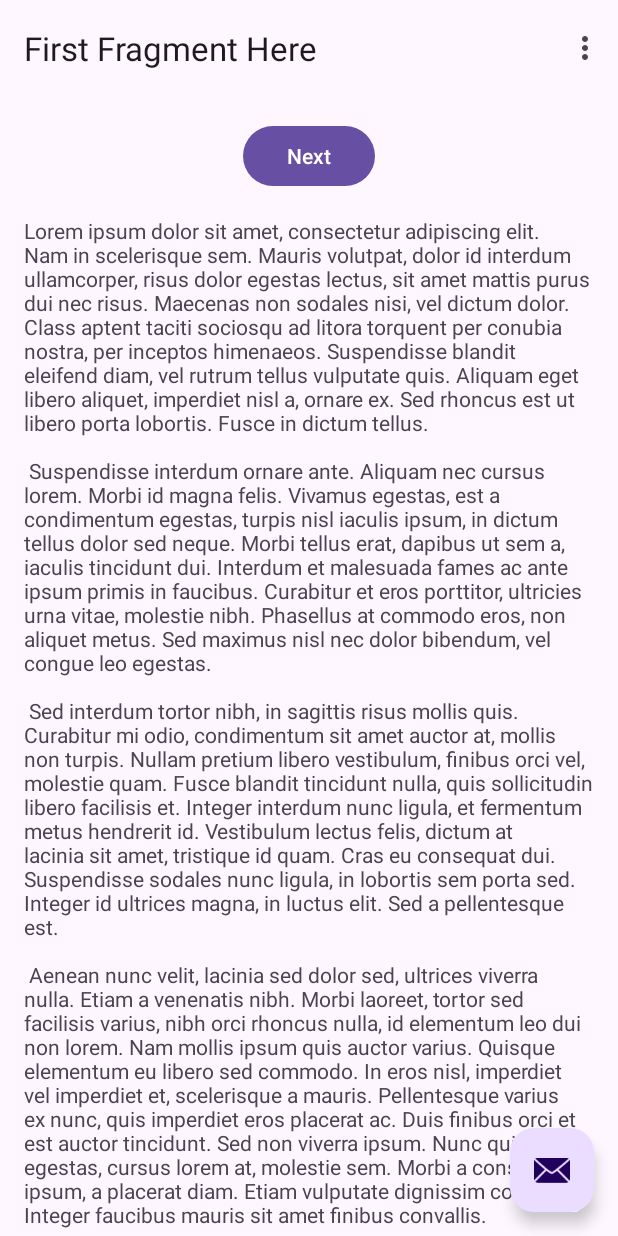
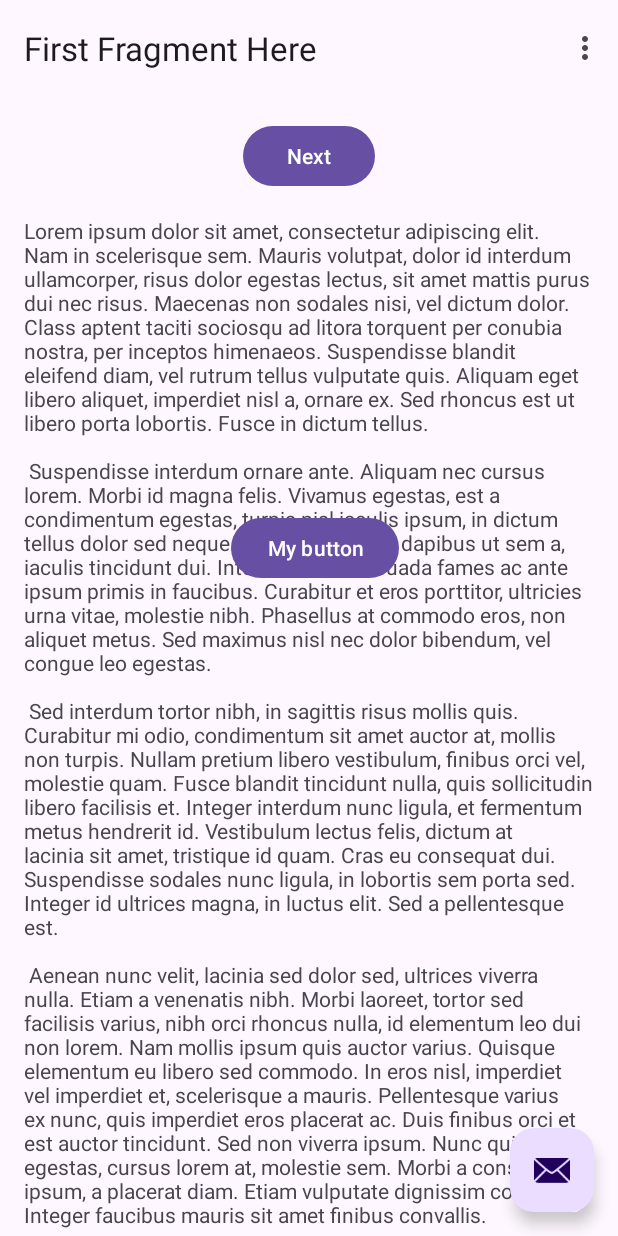
Before and after one commit to cuongpiger/android-programming-for-beginners, an Android app: the screen it shows after launch (MainActivity), on a phone screen of 412 x 824 dp. Run offline under Robolectric (Android 15) with nearby library versions, the phone set to English and light mode, and no system bars; our stand-ins replace navigation-ui.

Commit message:
[chore] done chap01 and chap02

```diff
--- a/chap01/app/src/main/java/com/example/demapp/FirstFragment.java
+++ b/chap01/app/src/main/java/com/example/demapp/FirstFragment.java
@@ -40,5 +40,4 @@ public class FirstFragment extends Fragment {
         super.onDestroyView();
         binding = null;
     }
-
 }
--- a/chap01/app/src/main/java/com/example/demapp/MainActivity.java
+++ b/chap01/app/src/main/java/com/example/demapp/MainActivity.java
@@ -6,6 +6,7 @@ import com.google.android.material.snackbar.Snackbar;
 
 import androidx.appcompat.app.AppCompatActivity;
 
+import android.util.Log;
 import android.view.View;
 
 import androidx.navigation.NavController;
@@ -17,6 +18,7 @@ import com.example.demapp.databinding.ActivityMainBinding;
 
 import android.view.Menu;
 import android.view.MenuItem;
+import android.widget.Toast;
 
 public class MainActivity extends AppCompatActivity {
 
@@ -44,6 +46,9 @@ public class MainActivity extends AppCompatActivity {
                         .setAction("Action", null).show();
             }
         });
+
+        Toast.makeText(this, "Can you see me?", Toast.LENGTH_SHORT).show();
+        Log.i("info", "Done creating the app");
     }
 
     @Override
@@ -74,4 +79,14 @@ public class MainActivity extends AppCompatActivity {
         return NavigationUI.navigateUp(navController, appBarConfiguration)
                 || super.onSupportNavigateUp();
     }
+
+    public void topClick(View v) {
+        Toast.makeText(this, "Top button clicked", Toast.LENGTH_SHORT).show();
+        Log.i("info", "The user clicked the top button");
+    }
+
+    public void bottomClick(View v) {
+        Toast.makeText(this, "Bottom button clicked", Toast.LENGTH_SHORT).show();
+        Log.i("info", "The user clicked the bottom button");
+    }
 }
--- a/chap01/app/src/main/res/layout/fragment_first.xml
+++ b/chap01/app/src/main/res/layout/fragment_first.xml
@@ -31,5 +31,16 @@
             app:layout_constraintEnd_toEndOf="parent"
             app:layout_constraintStart_toStartOf="parent"
             app:layout_constraintTop_toBottomOf="@id/button_first" />
+
+        <Button
+            android:id="@+id/buttonTop"
+            android:layout_width="wrap_content"
+            android:layout_height="wrap_content"
+            android:layout_marginTop="261dp"
+            android:layout_marginEnd="130dp"
+            android:onClick="topClick"
+            android:text="My button"
+            app:layout_constraintEnd_toEndOf="parent"
+            app:layout_constraintTop_toTopOf="parent" />
     </androidx.constraintlayout.widget.ConstraintLayout>
 </androidx.core.widget.NestedScrollView>
```
